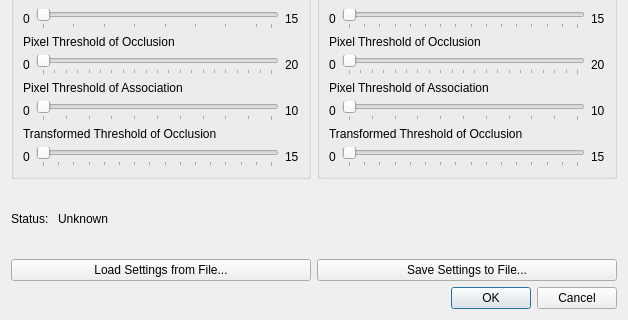
First picture: the form in integrasi/backgroundmodeltuningdialog.ui, repository hammashamzah/tugasakhir, before the edit; both pictures show x 0 to 628 and y 179 to 499 of the 628 by 499 pixel window.
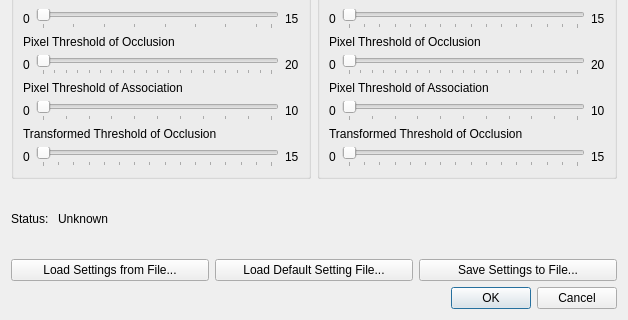
Second picture: the form after the edit.

The edit to the form file:
```diff
--- a/integrasi/backgroundmodeltuningdialog.ui
+++ b/integrasi/backgroundmodeltuningdialog.ui
@@ -994,6 +994,13 @@
        </property>
       </widget>
      </item>
+     <item>
+      <widget class="QPushButton" name="pushButton_load_default_setting">
+       <property name="text">
+        <string>Load Default Setting File...</string>
+       </property>
+      </widget>
+     </item>
      <item>
       <widget class="QPushButton" name="pushButton_save">
        <property name="text">
```
